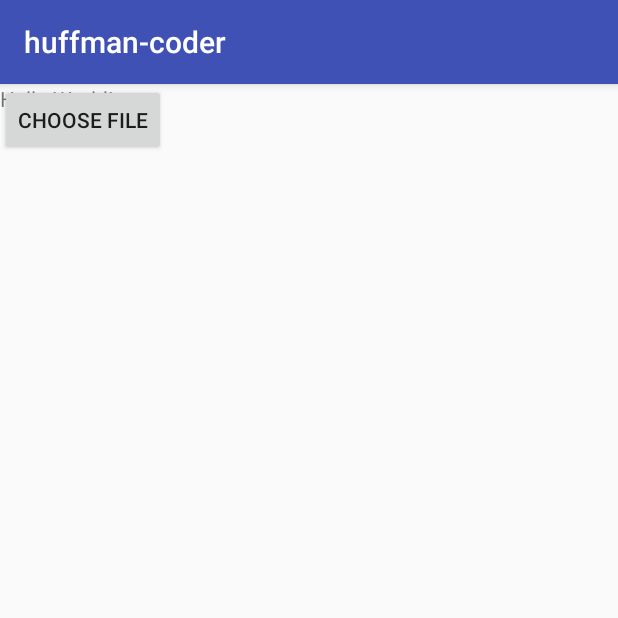
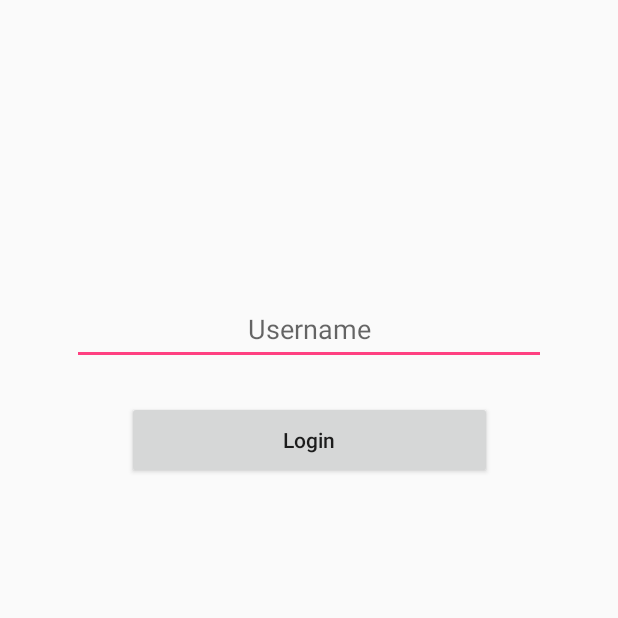
Before and after one commit to mhmmtucan/huffman-coder, an Android app: the screen it shows after launch (MainActivity before the commit, LoginActivity after it), on a phone screen of 412 x 824 dp, the top half of it. Run offline under Robolectric (Android 15) with nearby library versions, the phone set to English and light mode, and no system bars.

Commit message:
login activity added, username sent to main activity interface fixed file read function added

```diff
--- a/app/build.gradle
+++ b/app/build.gradle
@@ -2,7 +2,7 @@ apply plugin: 'com.android.application'
 
 android {
     compileSdkVersion 25
-    buildToolsVersion "25.0.2"
+    buildToolsVersion '26.0.2'
     defaultConfig {
         applicationId "com.example.malkoch.huffman_coder"
         minSdkVersion 15
@@ -20,6 +20,7 @@ android {
 }
 
 dependencies {
+    implementation 'com.android.support:design:25.4.0'
     compile fileTree(dir: 'libs', include: ['*.jar'])
     androidTestCompile('com.android.support.test.espresso:espresso-core:2.2.2', {
         exclude group: 'com.android.support', module: 'support-annotations'
--- /dev/null
+++ b/app/src/main/java/com/example/malkoch/huffman_coder/LoginActivity.java
@@ -0,0 +1,35 @@
+package com.example.malkoch.huffman_coder;
+
+import android.content.Intent;
+import android.support.v7.app.AppCompatActivity;
+import android.os.Bundle;
+import android.view.View;
+import android.widget.Button;
+import android.widget.EditText;
+
+public class LoginActivity extends AppCompatActivity {
+    Button loginBtn;
+    EditText username;
+
+
+    @Override
+    protected void onCreate(Bundle savedInstanceState) {
+        super.onCreate(savedInstanceState);
+        setContentView(R.layout.activity_login);
+        loginBtn = (Button) findViewById(R.id.loginBtn);
+        username = (EditText) findViewById(R.id.username);
+        loginBtn.setOnClickListener(new View.OnClickListener() {
+            @Override
+            public void onClick(View v) {
+                Login();
+            }
+        });
+    }
+    public void Login() {
+        String user= username.getText().toString().trim();
+        Intent intent = new Intent(this, MainActivity.class);
+        intent.putExtra("EXTRA_USERNAME", user);
+        startActivity(intent);
+
+    }
+}
--- /dev/null
+++ b/app/src/main/res/layout/activity_login.xml
@@ -0,0 +1,33 @@
+<?xml version="1.0" encoding="utf-8"?>
+<android.support.constraint.ConstraintLayout xmlns:android="http://schemas.android.com/apk/res/android"
+    xmlns:app="http://schemas.android.com/apk/res-auto"
+    xmlns:tools="http://schemas.android.com/tools"
+    android:layout_width="match_parent"
+    android:layout_height="match_parent"
+    tools:context="com.example.malkoch.huffman_coder.LoginActivity">
+
+    <EditText
+        android:id="@+id/username"
+        android:layout_width="316dp"
+        android:layout_height="47dp"
+        android:layout_marginTop="196dp"
+        android:ems="10"
+        android:hint="@string/username"
+        android:inputType="text|textPersonName"
+        android:textAlignment="center"
+        app:layout_constraintLeft_toLeftOf="parent"
+        app:layout_constraintRight_toRightOf="parent"
+        app:layout_constraintTop_toTopOf="parent" />
+
+    <Button
+        android:id="@+id/loginBtn"
+        android:layout_width="243dp"
+        android:layout_height="52dp"
+        android:layout_marginTop="24dp"
+        android:text="@string/Login"
+        android:textAllCaps="false"
+        app:layout_constraintHorizontal_bias="0.503"
+        app:layout_constraintLeft_toLeftOf="parent"
+        app:layout_constraintRight_toRightOf="parent"
+        app:layout_constraintTop_toBottomOf="@+id/username" />
+</android.support.constraint.ConstraintLayout>
--- a/app/src/main/res/values/styles.xml
+++ b/app/src/main/res/values/styles.xml
@@ -1,7 +1,7 @@
 <resources>
 
     <!-- Base application theme. -->
-    <style name="AppTheme" parent="Theme.AppCompat.Light.DarkActionBar">
+    <style name="AppTheme" parent="Theme.AppCompat.Light.NoActionBar">
         <!-- Customize your theme here. -->
         <item name="colorPrimary">@color/colorPrimary</item>
         <item name="colorPrimaryDark">@color/colorPrimaryDark</item>
--- a/build.gradle
+++ b/build.gradle
@@ -3,9 +3,10 @@
 buildscript {
     repositories {
         jcenter()
+        google()
     }
     dependencies {
-        classpath 'com.android.tools.build:gradle:2.3.3'
+        classpath 'com.android.tools.build:gradle:3.0.0'
 
         // NOTE: Do not place your application dependencies here; they belong
         // in the individual module build.gradle files
@@ -15,6 +16,7 @@ buildscript {
 allprojects {
     repositories {
         jcenter()
+        google()
     }
 }
 
```
Also changed, not shown: app/src/main/AndroidManifest.xml (+7 -2 lines), app/src/main/java/com/example/malkoch/huffman_coder/MainActivity.java (+61 -3 lines), app/src/main/res/layout/activity_main.xml (+39 -7 lines), app/src/main/res/values/strings.xml (+26 -0 lines), gradle/wrapper/gradle-wrapper.properties, 3 other files.
